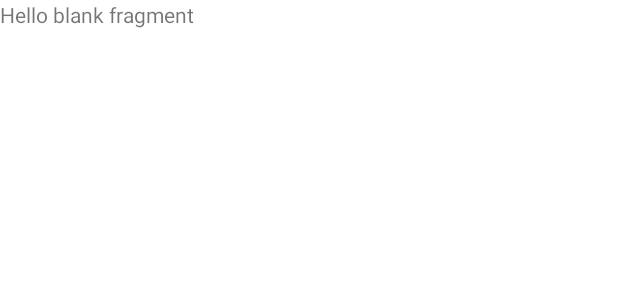
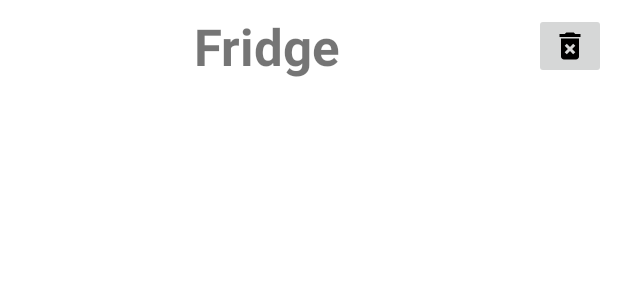
Before and after one commit to AndroidSpring2023FinalProject/RecipeApp, an Android app: the layout fragment_fridge.xml on its own in the app's theme, with its tools: preview values and no code run, on a phone screen of 412 x 824 dp. Shown: the top 300 px of the screen. Run offline under Robolectric (Android 15) with nearby library versions, the light colour scheme and no system bars.

Commit message:
Added RecyclerView to Fridge layout. Created fridge_item which represents the fridge ingredients in storage.

```diff
--- /dev/null
+++ b/app/src/main/res/drawable/ic_delete.xml
@@ -0,0 +1,5 @@
+<vector android:height="24dp" android:tint="#000000"
+    android:viewportHeight="24" android:viewportWidth="24"
+    android:width="24dp" xmlns:android="http://schemas.android.com/apk/res/android">
+    <path android:fillColor="@android:color/white" android:pathData="M6,19c0,1.1 0.9,2 2,2h8c1.1,0 2,-0.9 2,-2V7H6v12zM19,4h-3.5l-1,-1h-5l-1,1H5v2h14V4z"/>
+</vector>
--- /dev/null
+++ b/app/src/main/res/drawable/ic_delete_all.xml
@@ -0,0 +1,5 @@
+<vector android:height="24dp" android:tint="#000000"
+    android:viewportHeight="24" android:viewportWidth="24"
+    android:width="24dp" xmlns:android="http://schemas.android.com/apk/res/android">
+    <path android:fillColor="@android:color/white" android:pathData="M6,19c0,1.1 0.9,2 2,2h8c1.1,0 2,-0.9 2,-2L18,7L6,7v12zM8.46,11.88l1.41,-1.41L12,12.59l2.12,-2.12 1.41,1.41L13.41,14l2.12,2.12 -1.41,1.41L12,15.41l-2.12,2.12 -1.41,-1.41L10.59,14l-2.13,-2.12zM15.5,4l-1,-1h-5l-1,1L5,4v2h14L19,4z"/>
+</vector>
--- a/app/src/main/res/layout/fragment_fridge.xml
+++ b/app/src/main/res/layout/fragment_fridge.xml
@@ -1,14 +1,47 @@
 <?xml version="1.0" encoding="utf-8"?>
 <FrameLayout xmlns:android="http://schemas.android.com/apk/res/android"
+    xmlns:app="http://schemas.android.com/apk/res-auto"
     xmlns:tools="http://schemas.android.com/tools"
     android:layout_width="match_parent"
     android:layout_height="match_parent"
     tools:context=".FridgeFragment">
+    <androidx.constraintlayout.widget.ConstraintLayout
+        android:layout_width="match_parent"
+        android:layout_height="match_parent">
 
-    <!-- TODO: Update blank fragment layout -->
-    <TextView
-        android:layout_width="match_parent"
-        android:layout_height="match_parent"
-        android:text="@string/hello_blank_fragment" />
 
+        <androidx.recyclerview.widget.RecyclerView
+            android:layout_width="0dp"
+            android:layout_height="0dp"
+            android:layout_margin="8dp"
+            app:layout_constraintBottom_toBottomOf="parent"
+            app:layout_constraintEnd_toEndOf="parent"
+            app:layout_constraintStart_toStartOf="parent"
+            app:layout_constraintTop_toBottomOf="@+id/label" />
+
+        <TextView
+            android:id="@+id/label"
+            android:layout_width="0dp"
+            android:layout_height="wrap_content"
+            android:layout_margin="8dp"
+            android:layout_marginTop="8dp"
+            android:text="Fridge"
+            android:textAlignment="center"
+            android:textSize="34sp"
+            android:textStyle="bold"
+            app:layout_constraintEnd_toStartOf="@+id/iBtnDeleteAll"
+            app:layout_constraintStart_toStartOf="parent"
+            app:layout_constraintTop_toTopOf="parent" />
+
+        <ImageButton
+            android:id="@+id/iBtnDeleteAll"
+            android:layout_margin="8dp"
+            android:layout_width="wrap_content"
+            android:layout_height="wrap_content"
+            android:src="@drawable/ic_delete_all"
+            app:layout_constraintBottom_toBottomOf="@+id/label"
+            app:layout_constraintEnd_toEndOf="parent"
+            app:layout_constraintTop_toTopOf="@+id/label" />
+
+    </androidx.constraintlayout.widget.ConstraintLayout>
 </FrameLayout>
```
Also changed, not shown: app/build.gradle (+10 -0 lines), app/src/main/java/com/example/recipeapp/AppDatabase.kt (added, +24 -0 lines), app/src/main/java/com/example/recipeapp/FridgeDao.kt (added, +27 -0 lines), app/src/main/java/com/example/recipeapp/Ingredient.kt (added, +12 -0 lines), app/src/main/res/layout/fridge_item.xml (added, +42 -0 lines).
